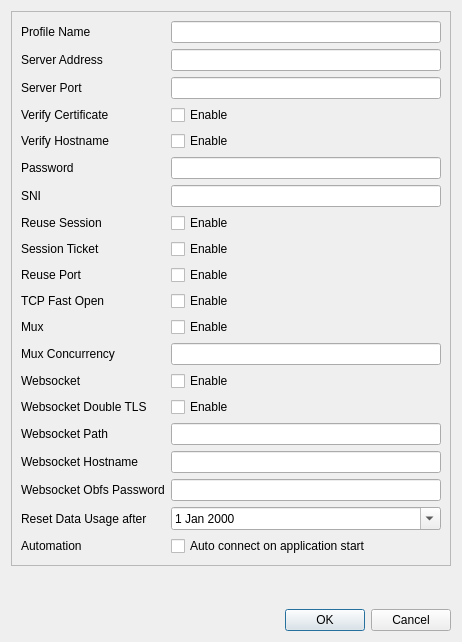
First picture: the form in ui/trojaneditdialog.ui, repository Trojan-Qt5/Trojan-Qt5, before the edit.
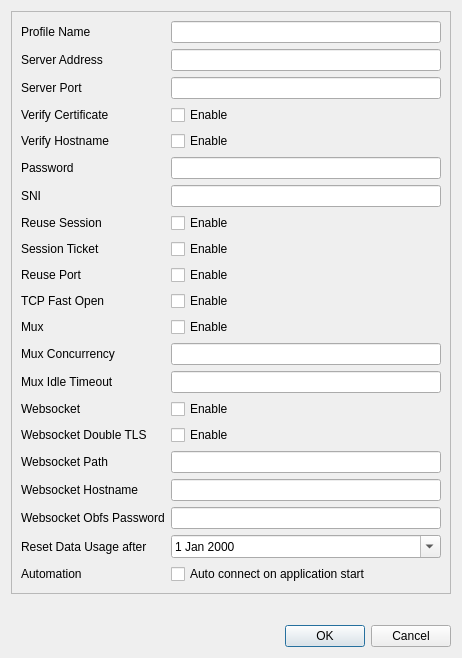
Second picture: the form after the edit.

What changed in the file:
```diff
--- a/ui/trojaneditdialog.ui
+++ b/ui/trojaneditdialog.ui
@@ -7,7 +7,7 @@
     <x>0</x>
     <y>0</y>
     <width>462</width>
-    <height>642</height>
+    <height>658</height>
    </rect>
   </property>
   <property name="windowTitle">
@@ -194,52 +194,52 @@
         </property>
        </widget>
       </item>
-      <item row="14" column="0">
+      <item row="15" column="0">
        <widget class="QLabel" name="websocketLabel">
         <property name="text">
          <string>Websocket</string>
         </property>
        </widget>
       </item>
-      <item row="14" column="1">
+      <item row="15" column="1">
        <widget class="QCheckBox" name="websocketCheckBox">
         <property name="text">
          <string>Enable</string>
         </property>
        </widget>
       </item>
-      <item row="16" column="0">
+      <item row="17" column="0">
        <widget class="QLabel" name="label">
         <property name="text">
          <string>Websocket Path</string>
         </property>
        </widget>
       </item>
-      <item row="16" column="1">
+      <item row="17" column="1">
        <widget class="QLineEdit" name="websocketPathEdit"/>
       </item>
-      <item row="17" column="0">
+      <item row="18" column="0">
        <widget class="QLabel" name="label_4">
         <property name="text">
          <string>Websocket Hostname</string>
         </property>
        </widget>
       </item>
-      <item row="18" column="0">
+      <item row="19" column="0">
        <widget class="QLabel" name="label_2">
         <property name="text">
          <string>Websocket Obfs Password</string>
         </property>
        </widget>
       </item>
-      <item row="19" column="0">
+      <item row="20" column="0">
        <widget class="QLabel" name="resetDateLabel">
         <property name="text">
          <string>Reset Data Usage after</string>
         </property>
        </widget>
       </item>
-      <item row="19" column="1">
+      <item row="20" column="1">
        <widget class="QDateEdit" name="resetDateEdit">
         <property name="sizePolicy">
          <sizepolicy hsizetype="Expanding" vsizetype="Fixed">
@@ -252,14 +252,14 @@
         </property>
        </widget>
       </item>
-      <item row="20" column="0">
+      <item row="21" column="0">
        <widget class="QLabel" name="autoStartLabel">
         <property name="text">
          <string>Automation</string>
         </property>
        </widget>
       </item>
-      <item row="20" column="1">
+      <item row="21" column="1">
        <widget class="QCheckBox" name="autoStartCheckBox">
         <property name="sizePolicy">
          <sizepolicy hsizetype="Expanding" vsizetype="Fixed">
@@ -272,24 +272,24 @@
         </property>
        </widget>
       </item>
-      <item row="15" column="0">
+      <item row="16" column="0">
        <widget class="QLabel" name="label_3">
         <property name="text">
          <string>Websocket Double TLS</string>
         </property>
        </widget>
       </item>
-      <item row="15" column="1">
+      <item row="16" column="1">
        <widget class="QCheckBox" name="websocketDoubleTLSCheckBox">
         <property name="text">
          <string>Enable</string>
         </property>
        </widget>
       </item>
-      <item row="17" column="1">
-       <widget class="QLineEdit" name="websocketHostnameEdit"/>
-      </item>
       <item row="18" column="1">
+       <widget class="QLineEdit" name="websocketHostnameEdit"/>
+      </item>
+      <item row="19" column="1">
        <widget class="QLineEdit" name="websocketObfsPasswordEdit"/>
       </item>
       <item row="13" column="0">
@@ -302,6 +302,16 @@
       <item row="13" column="1">
        <widget class="QLineEdit" name="muxConcurrencyEdit"/>
       </item>
+      <item row="14" column="0">
+       <widget class="QLabel" name="label_6">
+        <property name="text">
+         <string>Mux Idle Timeout</string>
+        </property>
+       </widget>
+      </item>
+      <item row="14" column="1">
+       <widget class="QLineEdit" name="muxIdleTimeoutEdit"/>
+      </item>
      </layout>
     </widget>
    </item>
```
